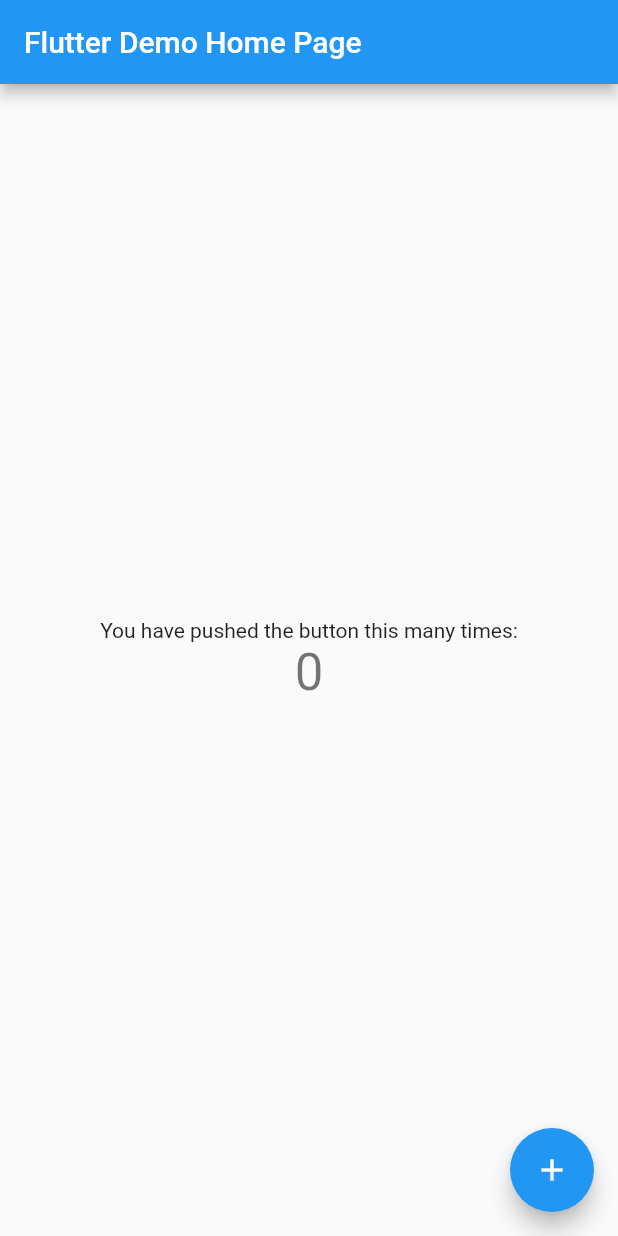
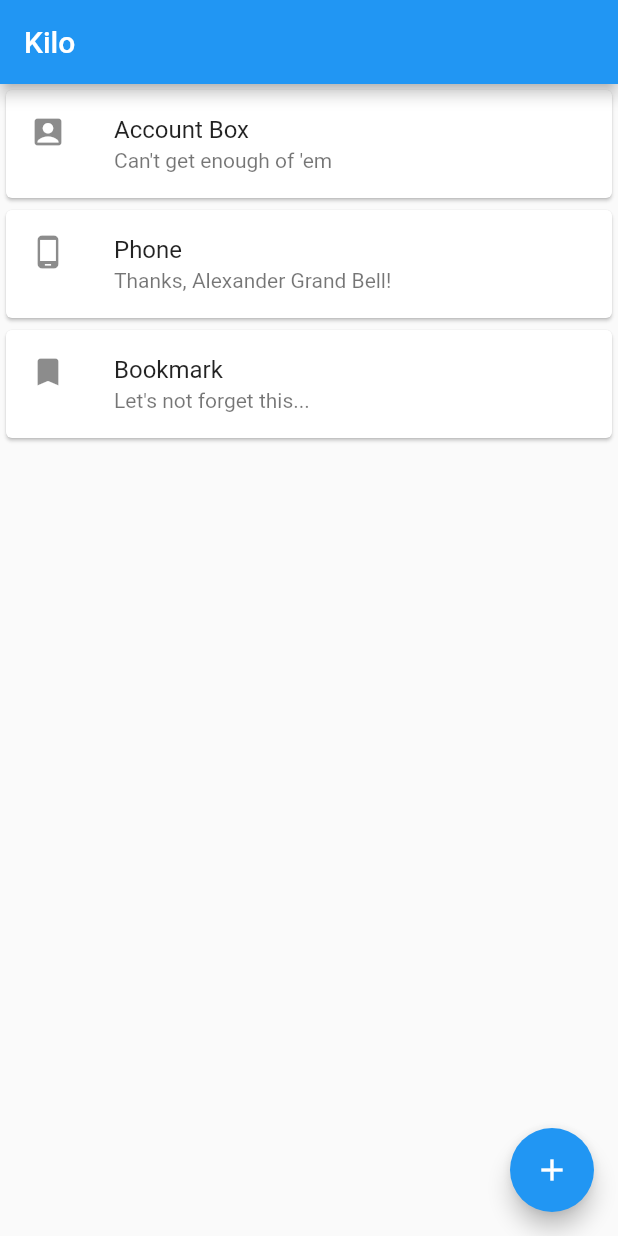
Before and after one commit to DarthEmpty/kilo, a Flutter app: the screen it shows after launch, on a phone screen of 412 x 824 dp. Run offline on Flutter 3.47's test engine with Material 2 defaults, Android fonts, the phone set to English and light mode, and no system bars.

Commit message:
Create Home page

```diff
--- a/lib/main.dart
+++ b/lib/main.dart
@@ -1,4 +1,5 @@
 import 'package:flutter/material.dart';
+import 'package:kilo/pages/home.dart';
 
 void main() => runApp(new Kilo());
 
@@ -7,103 +8,11 @@ class Kilo extends StatelessWidget {
   @override
   Widget build(BuildContext context) {
     return new MaterialApp(
-      title: 'Flutter Demo',
+      title: "Flutter Demo",
       theme: new ThemeData(
-        // This is the theme of your application.
-        //
-        // Try running your application with "flutter run". You'll see the
-        // application has a blue toolbar. Then, without quitting the app, try
-        // changing the primarySwatch below to Colors.green and then invoke
-        // "hot reload" (press "r" in the console where you ran "flutter run",
-        // or press Run > Flutter Hot Reload in IntelliJ). Notice that the
-        // counter didn't reset back to zero; the application is not restarted.
         primarySwatch: Colors.blue,
       ),
-      home: new MyHomePage(title: 'Flutter Demo Home Page'),
+      home: new Home(title: "Kilo"),
     );
   }
 }
-
-class MyHomePage extends StatefulWidget {
-  MyHomePage({Key key, this.title}) : super(key: key);
-
-  // This widget is the home page of your application. It is stateful, meaning
-  // that it has a State object (defined below) that contains fields that affect
-  // how it looks.
-
-  // This class is the configuration for the state. It holds the values (in this
-  // case the title) provided by the parent (in this case the App widget) and
-  // used by the build method of the State. Fields in a Widget subclass are
-  // always marked "final".
-
-  final String title;
-
-  @override
-  _MyHomePageState createState() => new _MyHomePageState();
-}
-
-class _MyHomePageState extends State<MyHomePage> {
-  int _counter = 0;
-
-  void _incrementCounter() {
-    setState(() {
-      // This call to setState tells the Flutter framework that something has
-      // changed in this State, which causes it to rerun the build method below
-      // so that the display can reflect the updated values. If we changed
-      // _counter without calling setState(), then the build method would not be
-      // called again, and so nothing would appear to happen.
-      _counter++;
-    });
-  }
-
-  @override
-  Widget build(BuildContext context) {
-    // This method is rerun every time setState is called, for instance as done
-    // by the _incrementCounter method above.
-    //
-    // The Flutter framework has been optimized to make rerunning build methods
-    // fast, so that you can just rebuild anything that needs updating rather
-    // than having to individually change instances of widgets.
-    return new Scaffold(
-      appBar: new AppBar(
-        // Here we take the value from the MyHomePage object that was created by
-        // the App.build method, and use it to set our appbar title.
-        title: new Text(widget.title),
-      ),
-      body: new Center(
-        // Center is a layout widget. It takes a single child and positions it
-        // in the middle of the parent.
-        child: new Column(
-          // Column is also layout widget. It takes a list of children and
-          // arranges them vertically. By default, it sizes itself to fit its
-          // children horizontally, and tries to be as tall as its parent.
-          //
-          // Invoke "debug paint" (press "p" in the console where you ran
-          // "flutter run", or select "Toggle Debug Paint" from the Flutter tool
-          // window in IntelliJ) to see the wireframe for each widget.
-          //
-          // Column has various properties to control how it sizes itself and
-          // how it positions its children. Here we use mainAxisAlignment to
-          // center the children vertically; the main axis here is the vertical
-          // axis because Columns are vertical (the cross axis would be
-          // horizontal).
-          mainAxisAlignment: MainAxisAlignment.center,
-          children: <Widget>[
-            new Text(
-              'You have pushed the button this many times:',
-            ),
-            new Text(
-              '$_counter',
-              style: Theme.of(context).textTheme.display1,
-            ),
-          ],
-        ),
-      ),
-      floatingActionButton: new FloatingActionButton(
-        onPressed: _incrementCounter,
-        tooltip: 'Increment',
-        child: new Icon(Icons.add),
-      ), // This trailing comma makes auto-formatting nicer for build methods.
-    );
-  }
-}
--- /dev/null
+++ b/lib/pages/home.dart
@@ -0,0 +1,73 @@
+import 'package:flutter/material.dart';
+
+class Home extends StatefulWidget {
+  Home({Key key, this.title}) : super(key: key);
+
+  // This widget is the home page of your application. It is stateful, meaning
+  // that it has a State object (defined below) that contains fields that affect
+  // how it looks.
+
+  // This class is the configuration for the state. It holds the values (in this
+  // case the title) provided by the parent (in this case the App widget) and
+  // used by the build method of the State. Fields in a Widget subclass are
+  // always marked "final".
+
+  final String title;
+
+  @override
+  _HomeState createState() => _HomeState();
+}
+
+class _HomeState extends State<Home> {
+  int _counter = 0;
+
+  void _incrementCounter() {
+    setState(() {
+      // This call to setState tells the Flutter framework that something has
+      // changed in this State, which causes it to rerun the build method below
+      // so that the display can reflect the updated values. If we changed
+      // _counter without calling setState(), then the build method would not be
+      // called again, and so nothing would appear to happen.
+      _counter++;
+    });
+  }
+
+  @override
+  Widget build(BuildContext context) {
+    return Scaffold(
+      appBar: AppBar(
+        title: Text(widget.title),
+      ),
+      body: ListView(
+        children: <Widget>[
+          Card(
+            child: ListTile(
+              leading: Icon(Icons.account_box),
+              title: Text("Account Box"),
+              subtitle: Text("Can't get enough of 'em"),
+            ),
+          ),
+          Card(
+            child: ListTile(
+              leading: Icon(Icons.phone_android),
+              title: Text("Phone"),
+              subtitle: Text("Thanks, Alexander Grand Bell!"),
+            ),
+          ),
+          Card(
+            child: ListTile(
+              leading: Icon(Icons.bookmark),
+              title: Text("Bookmark"),
+              subtitle: Text("Let's not forget this..."),
+            ),
+          ),
+        ],
+      ),
+      floatingActionButton: FloatingActionButton(
+        onPressed: _incrementCounter,
+        tooltip: 'Increment',
+        child: Icon(Icons.add),
+      ),
+    );
+  }
+}
```
